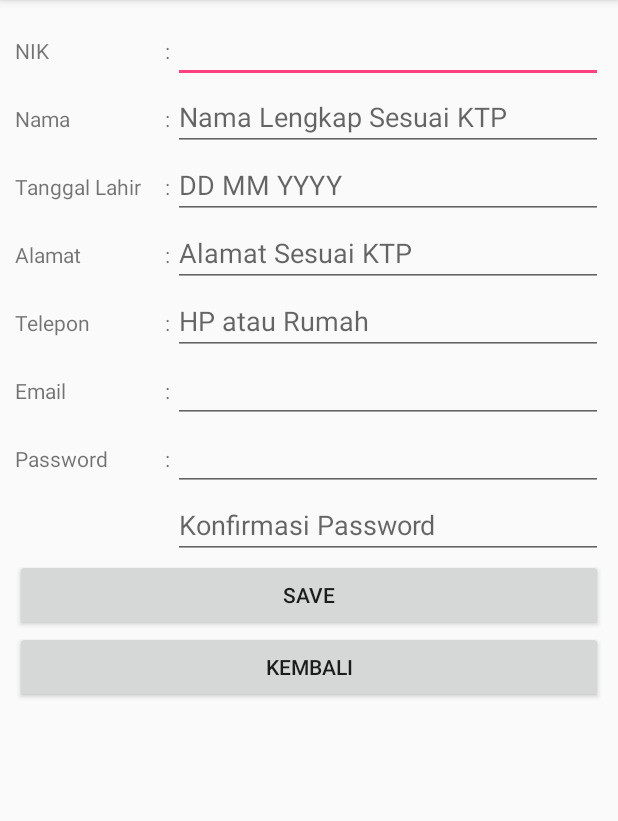
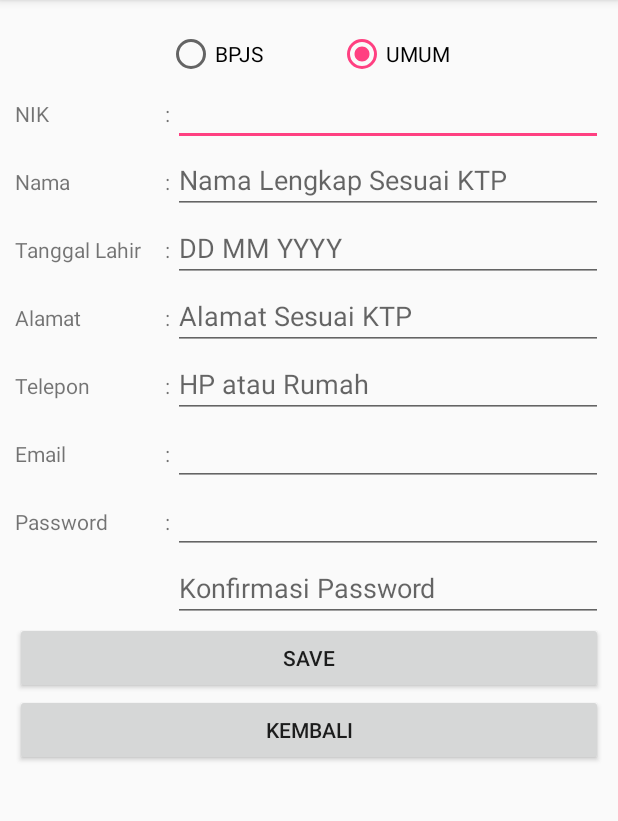
Before and after one commit to remizarezho/Tugas-Akhir-Antrian-Pasien, an Android app: the tambah_data_pasien screen opened directly, with no data from a screen before it, on a phone screen of 412 x 824 dp, the part 84-905 px from its top. Run offline under Robolectric (Android 15) with nearby library versions, the phone set to English and light mode, and no system bars; our stand-ins replace Firebase (no records; nobody signed in at launch, a user with empty details on screens opened directly).

Commit message:
profil,bpjs

```diff
--- a/Aplikasi/app/src/main/java/com/example/tugasakhirantrianpasien/Nav_Home.java
+++ b/Aplikasi/app/src/main/java/com/example/tugasakhirantrianpasien/Nav_Home.java
@@ -132,8 +132,9 @@ public class Nav_Home extends AppCompatActivity
         // Handle navigation view item clicks here.
         int id = item.getItemId();
 
-        if (id == R.id.nav_profil) {
-
+        if (id == R.id.nav_panggil) {
+            Intent intent = new Intent(Nav_Home.this, panggil_nomor.class);
+            startActivity(intent);
         } else if (id == R.id.nav_data_pasien) {
             Intent intent = new Intent(Nav_Home.this, LihatDataPasien.class);
             startActivity(intent);
--- a/Aplikasi/app/src/main/java/com/example/tugasakhirantrianpasien/tambah_data_pasien.java
+++ b/Aplikasi/app/src/main/java/com/example/tugasakhirantrianpasien/tambah_data_pasien.java
@@ -9,6 +9,9 @@ import android.util.Patterns;
 import android.view.View;
 import android.widget.Button;
 import android.widget.EditText;
+import android.widget.LinearLayout;
+import android.widget.RadioButton;
+import android.widget.RadioGroup;
 import android.widget.Toast;
 
 import com.example.tugasakhirantrianpasien.model.Akun;
@@ -30,10 +33,18 @@ public class tambah_data_pasien extends AppCompatActivity {
     private EditText editPassword1;
     private EditText editPassword2;
     private EditText editNoKtp;
+    private EditText editNoBpjs;
     private EditText editNamaPasien;
     private EditText editTglLahir;
     private EditText editAlamat;
     private EditText editNoTlp;
+
+    private LinearLayout ly_bpjs;
+    private LinearLayout ly_nik;
+
+    private RadioGroup rdgKategori;
+    private RadioButton rdbBPJS;
+    private RadioButton rdbUmum;
 
     private FirebaseAuth mAuth;
     private FirebaseFirestore db;
@@ -45,7 +56,16 @@ public class tambah_data_pasien extends AppCompatActivity {
 
         mSave = findViewById(R.id.btn_savedata);
         mKembali = findViewById(R.id.btnkembali);
+
+        editNoBpjs = findViewById(R.id.edt_bpjsPas);
         editNoKtp = findViewById(R.id.edt_nikPas);
+        rdgKategori = findViewById(R.id.rdg_kategori);
+        rdbBPJS = findViewById(R.id.rdb_bpjs);
+        rdbUmum = findViewById(R.id.rdb_umum);
+
+        ly_bpjs = findViewById(R.id.bpjs_layout);
+        ly_nik = findViewById(R.id.nik_layout);
+
         editNamaPasien = findViewById(R.id.edt_namaPas);
         editTglLahir = findViewById(R.id.edt_tglLahirPas);
         editAlamat = findViewById(R.id.edt_alamatPas);
@@ -56,6 +76,23 @@ public class tambah_data_pasien extends AppCompatActivity {
 
         mAuth = FirebaseAuth.getInstance();
         db = FirebaseFirestore.getInstance();
+
+        ly_bpjs.setVisibility(View.GONE);
+
+        rdgKategori.setOnCheckedChangeListener(new RadioGroup.OnCheckedChangeListener() {
+            @Override
+            public void onCheckedChanged(RadioGroup group, int checkedId) {
+                if (checkedId == R.id.rdb_bpjs) {
+                    rdbUmum.setChecked(false);
+                    ly_bpjs.setVisibility(View.VISIBLE);
+                    ly_nik.setVisibility(View.GONE);
+                } else {
+                    rdbBPJS.setChecked(false);
+                    ly_bpjs.setVisibility(View.GONE);
+                    ly_nik.setVisibility(View.VISIBLE);
+                }
+            }
+        });
 
         mKembali.setOnClickListener(new View.OnClickListener() {
             @Override
@@ -74,6 +111,7 @@ public class tambah_data_pasien extends AppCompatActivity {
 
     private void registerUser() {
         final String no_ktp = editNoKtp.getText().toString().trim();
+        final String no_bpjs = editNoBpjs.getText().toString().trim();
         final String nama_pasien = editNamaPasien.getText().toString().trim();
         final String tgl_lahir = editTglLahir.getText().toString().trim();
         final String alamat_pasien = editAlamat.getText().toString().trim();
@@ -154,7 +192,7 @@ public class tambah_data_pasien extends AppCompatActivity {
                             alamat_pasien,
                             email,
                             password, "1",
-                            no_telpon, ""
+                            no_telpon, "", no_bpjs
                     );
 
                     Log.d("", akun.toString());
--- a/Aplikasi/app/src/main/res/layout/activity_tambah_data_pasien.xml
+++ b/Aplikasi/app/src/main/res/layout/activity_tambah_data_pasien.xml
@@ -15,8 +15,50 @@
         android:layout_height="match_parent"
         android:orientation="vertical">
 
-    <LinearLayout
-        android:layout_width="match_parent"
+        <RadioGroup
+            android:id="@+id/rdg_kategori"
+            android:layout_width="match_parent"
+            android:layout_height="wrap_content"
+            android:orientation="horizontal"
+            android:gravity="center_horizontal"
+            android:layout_marginTop="10dp">
+
+            <RadioButton
+                android:id="@+id/rdb_bpjs"
+                android:layout_width="wrap_content"
+                android:layout_height="wrap_content"
+                android:text="BPJS"
+                android:layout_marginRight="50dp"/>
+            <RadioButton
+                android:id="@+id/rdb_umum"
+                android:layout_width="wrap_content"
+                android:layout_height="wrap_content"
+                android:text="UMUM"
+                android:checked="true"/>
+        </RadioGroup>
+
+        <LinearLayout
+            android:id="@+id/bpjs_layout"
+            android:layout_width="match_parent"
+            android:layout_height="wrap_content"
+            android:orientation="horizontal">
+            <TextView
+                android:layout_width="100dp"
+                android:layout_height="wrap_content"
+                android:text="Nomor BPJS"/>
+            <TextView
+                android:layout_width="5dp"
+                android:layout_height="wrap_content"
+                android:text=":"/>
+            <EditText
+                android:layout_width="match_parent"
+                android:layout_height="wrap_content"
+                android:id="@+id/edt_bpjsPas"/>
+        </LinearLayout>
+
+        <LinearLayout
+            android:id="@+id/nik_layout"
+            android:layout_width="match_parent"
         android:layout_height="wrap_content"
         android:orientation="horizontal">
         <TextView
@@ -32,6 +74,7 @@
             android:layout_height="wrap_content"
             android:id="@+id/edt_nikPas"/>
     </LinearLayout>
+
     <LinearLayout
         android:layout_width="match_parent"
         android:layout_height="wrap_content"
--- a/Aplikasi/app/src/main/res/menu/activity_nav__home_drawer.xml
+++ b/Aplikasi/app/src/main/res/menu/activity_nav__home_drawer.xml
@@ -21,9 +21,9 @@
             android:icon="@drawable/ic_group_black_24dp"
             android:title="Pasien" />
         <item
-            android:id="@+id/nav_profil"
-            android:icon="@drawable/ic_person_black_24dp"
-            android:title="Profile" />
+            android:id="@+id/nav_panggil"
+            android:icon="@drawable/ic_queue_play_next_white_24dp"
+            android:title="Panggil Nomor" />
 
     </group>
 
```
Also changed, not shown: Aplikasi/app/src/main/java/com/example/tugasakhirantrianpasien/SignUp.java (+32 -1 lines), Aplikasi/app/src/main/java/com/example/tugasakhirantrianpasien/model/Akun.java (+12 -1 lines), Aplikasi/app/src/main/java/com/example/tugasakhirantrianpasien/profile.java (+18 -4 lines), Aplikasi/app/src/main/res/layout/activity_sign_up.xml (+31 -0 lines).
